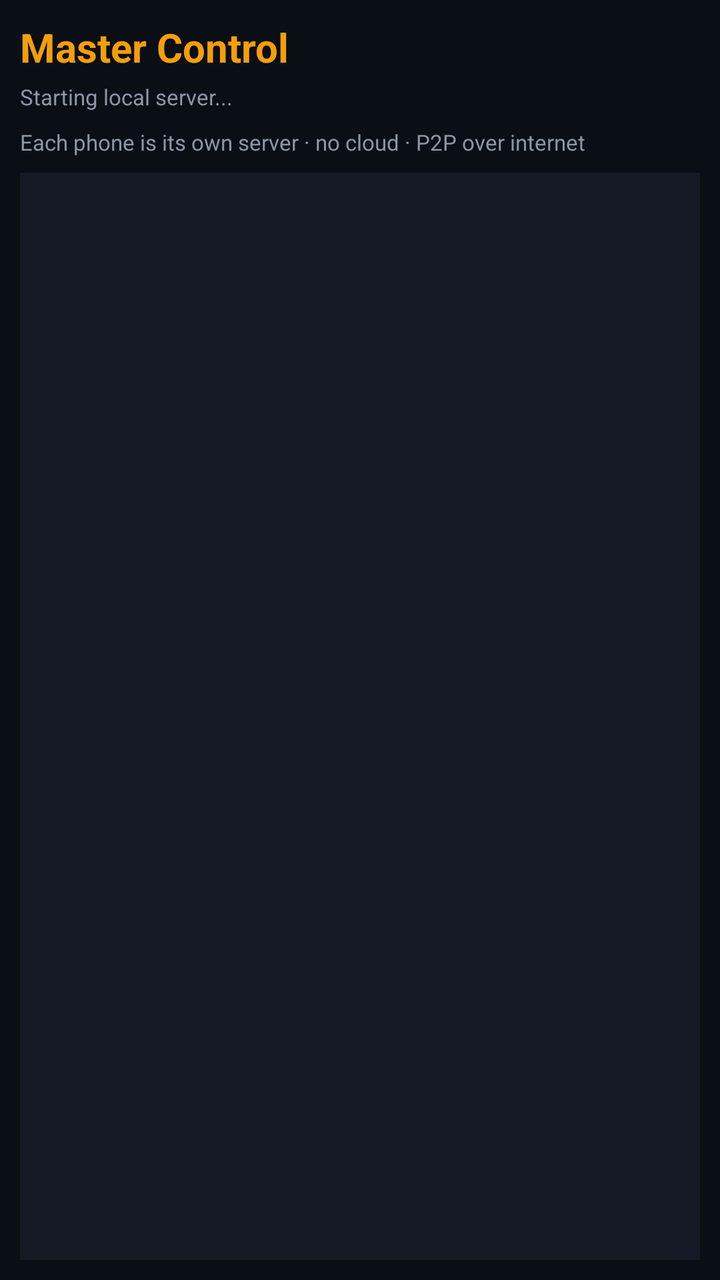
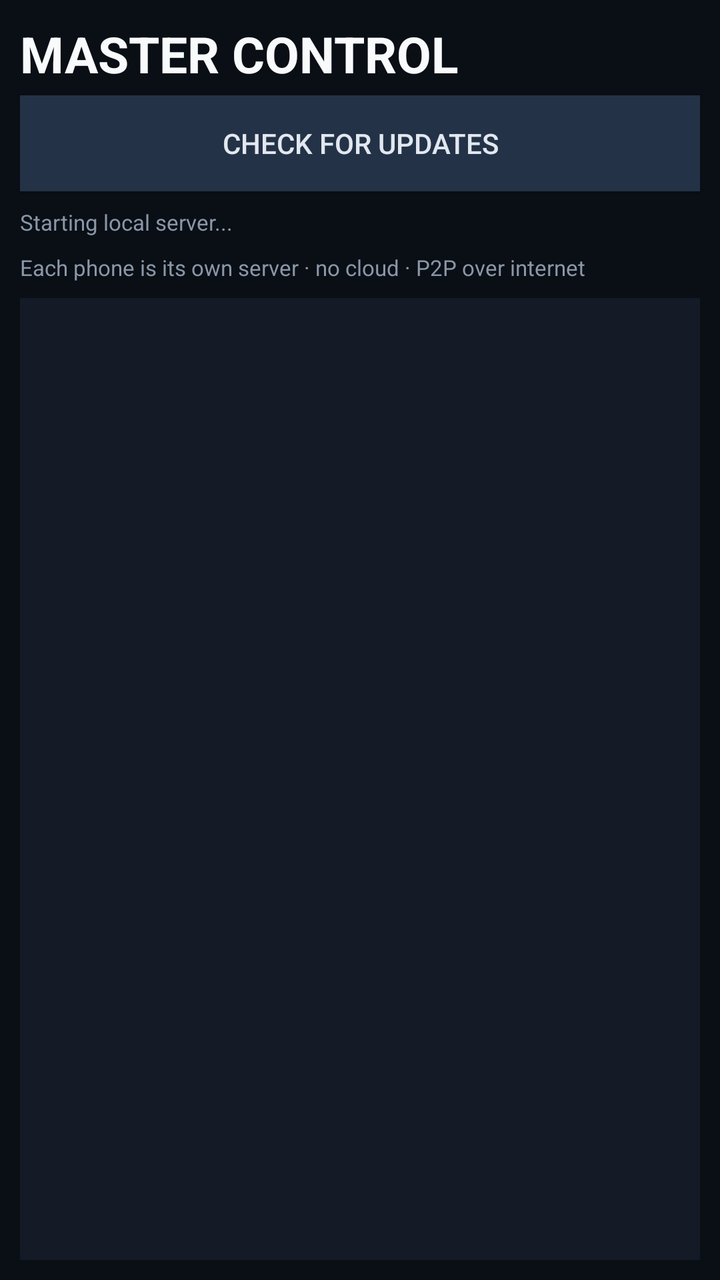

Before-and-after screenshots of an Android layout around one commit, followed by the original layout XML and the change that was made.
<!-- AndroidManifest.xml: application theme Theme.Master -->
<!-- res/layout/activity_master.xml -->
<LinearLayout xmlns:android="http://schemas.android.com/apk/res/android"
    android:layout_width="match_parent" android:layout_height="match_parent"
    android:orientation="vertical" android:background="#0a0e15" android:padding="10dp">
    <TextView android:layout_width="match_parent" android:layout_height="wrap_content"
        android:text="Master Control" android:textColor="#f59e0b" android:textSize="20sp"
        android:textStyle="bold" android:layout_marginBottom="4dp"/>
    <TextView android:id="@+id/status" android:layout_width="match_parent" android:layout_height="wrap_content"
        android:text="Starting local server..." android:textColor="#8a97a8" android:textSize="11sp"
        android:layout_marginBottom="8dp"/>
    <TextView android:layout_width="match_parent" android:layout_height="wrap_content"
        android:text="Each phone is its own server · no cloud · P2P over internet" android:textColor="#8a97a8"
        android:textSize="11sp" android:layout_marginBottom="8dp"/>
    <ListView android:id="@+id/list" android:layout_width="match_parent"
        android:layout_height="match_parent" android:background="#141b26"/>
</LinearLayout>
<!-- resources referenced by this layout -->
<resources>
  <style name="Theme.Master" parent="Theme.AppCompat.NoActionBar">
          <item name="android:windowBackground">#0a0e15</item>
      </style>
</resources>

<!-- the commit's change to res/layout/activity_master.xml (unified diff, before → after) -->
@@ -2,8 +2,9 @@
     android:layout_width="match_parent" android:layout_height="match_parent"
     android:orientation="vertical" android:background="#0a0e15" android:padding="10dp">
     <TextView android:layout_width="match_parent" android:layout_height="wrap_content"
-        android:text="Master Control" android:textColor="#f59e0b" android:textSize="20sp"
+        android:text="MASTER CONTROL" android:textColor="#f8fafc" android:textSize="25sp"
         android:textStyle="bold" android:layout_marginBottom="4dp"/>
+    <Button android:id="@+id/btn_update" android:layout_width="match_parent" android:layout_height="wrap_content" android:text="Check for updates" android:background="#243247" android:textColor="#e2e8f0" android:layout_marginBottom="8dp"/>
     <TextView android:id="@+id/status" android:layout_width="match_parent" android:layout_height="wrap_content"
         android:text="Starting local server..." android:textColor="#8a97a8" android:textSize="11sp"
         android:layout_marginBottom="8dp"/>
